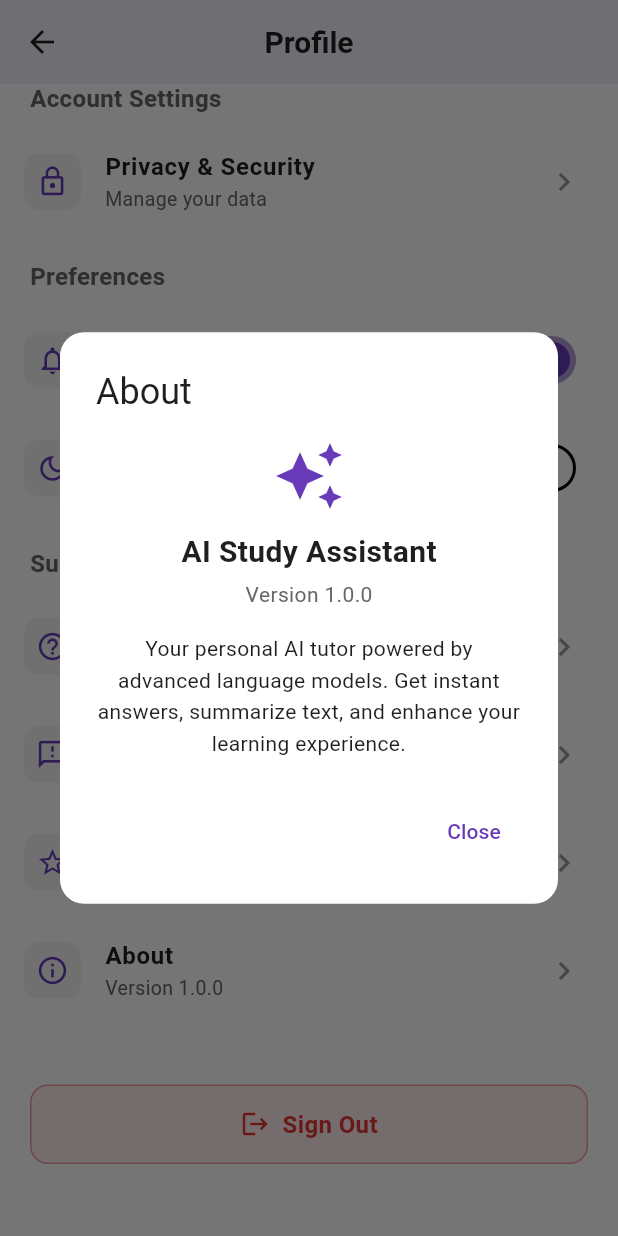
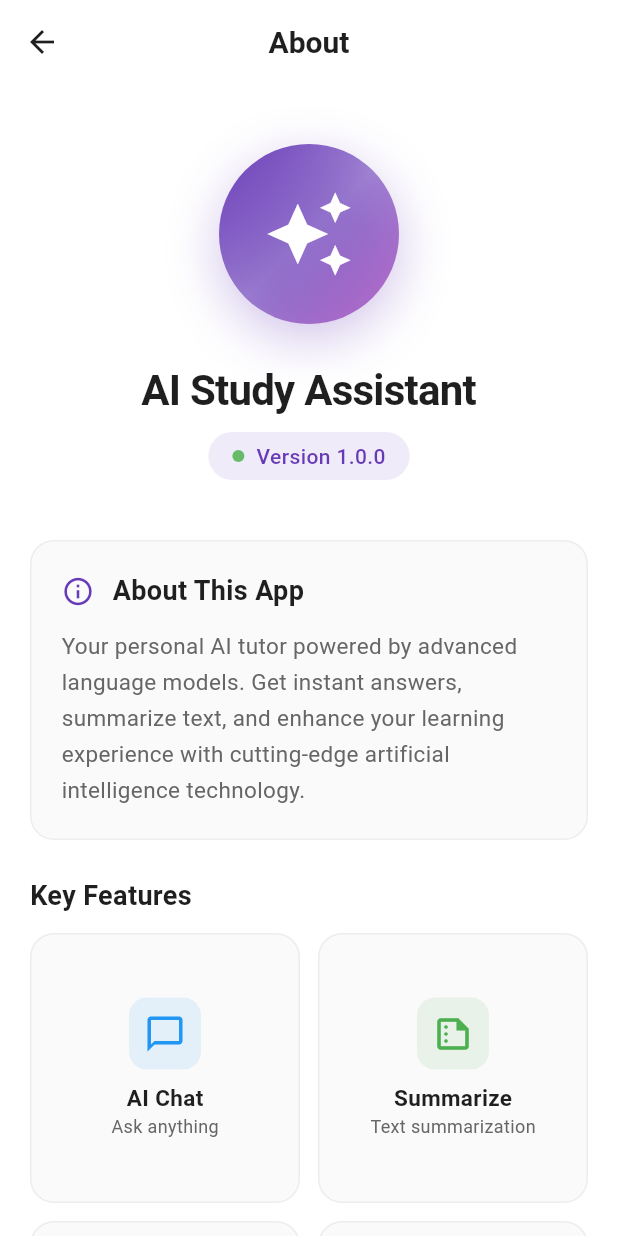
Before and after one commit to swensum/AI_Study, a Flutter app: the ProfileScreen screen opened directly, scrolled down 314 dp, after a tap on "About", on a phone screen of 412 x 824 dp. Run offline on Flutter 3.47's test engine with Material 3 defaults, Android fonts, the phone set to English and light mode, and no system bars; our stand-ins replace cloud_firestore, firebase_auth, firebase_core, flutter_dotenv, google_sign_in, shared_preferences; accounts and stored records are empty.

Commit message:
adding about page

```diff
--- /dev/null
+++ b/lib/screens/about.dart
@@ -0,0 +1,538 @@
+import 'package:flutter/material.dart';
+import 'package:provider/provider.dart';
+import 'package:study_assistant/widgets/theme.dart';
+
+class AboutPage extends StatelessWidget {
+  const AboutPage({super.key});
+
+  @override
+  Widget build(BuildContext context) {
+    final themeProvider = Provider.of<ThemeProvider>(context);
+    final colors = themeProvider.colors;
+    final isDarkMode = themeProvider.isDarkMode;
+
+    return Scaffold(
+      backgroundColor: colors.background,
+      appBar: AppBar(
+        backgroundColor: colors.background,
+        elevation: 0,
+        leading: IconButton(
+          icon: Icon(Icons.arrow_back, color: colors.text),
+          onPressed: () => Navigator.pop(context),
+        ),
+        title: Text(
+          'About',
+          style: TextStyle(
+            fontSize: 20,
+            fontWeight: FontWeight.w600,
+            color: colors.text,
+          ),
+        ),
+        centerTitle: true,
+      ),
+      body: SingleChildScrollView(
+        child: Column(
+          children: [
+            // Hero Section with Logo
+            Container(
+              padding: const EdgeInsets.symmetric(vertical: 40),
+              child: Column(
+                children: [
+                  // Animated gradient container
+                  Container(
+                    width: 120,
+                    height: 120,
+                    decoration: BoxDecoration(
+                      gradient: LinearGradient(
+                        colors: [
+                          colors.primary,
+                          colors.primary.withOpacity(0.6),
+                          Colors.purple.shade300,
+                        ],
+                        begin: Alignment.topLeft,
+                        end: Alignment.bottomRight,
+                      ),
+                      shape: BoxShape.circle,
+                      boxShadow: [
+                        BoxShadow(
+                          color: colors.primary.withOpacity(0.3),
+                          blurRadius: 30,
+                          offset: const Offset(0, 10),
+                        ),
+                      ],
+                    ),
+                    child: const Center(
+                      child: Icon(
+                        Icons.auto_awesome,
+                        size: 60,
+                        color: Colors.white,
+                      ),
+                    ),
+                  ),
+                  const SizedBox(height: 24),
+                  Text(
+                    'AI Study Assistant',
+                    style: TextStyle(
+                      fontSize: 28,
+                      fontWeight: FontWeight.bold,
+                      color: colors.text,
+                      letterSpacing: -0.5,
+                    ),
+                  ),
+                  const SizedBox(height: 8),
+                  Container(
+                    padding: const EdgeInsets.symmetric(
+                      horizontal: 16,
+                      vertical: 6,
+                    ),
+                    decoration: BoxDecoration(
+                      color: colors.primary.withOpacity(0.1),
+                      borderRadius: BorderRadius.circular(20),
+                    ),
+                    child: Row(
+                      mainAxisSize: MainAxisSize.min,
+                      children: [
+                        Container(
+                          width: 8,
+                          height: 8,
+                          decoration: BoxDecoration(
+                            color: Colors.green.shade400,
+                            shape: BoxShape.circle,
+                          ),
+                        ),
+                        const SizedBox(width: 8),
+                        Text(
+                          'Version 1.0.0',
+                          style: TextStyle(
+                            fontSize: 14,
+                            color: colors.primary,
+                            fontWeight: FontWeight.w500,
+                          ),
+                        ),
+                      ],
+                    ),
+                  ),
+                ],
+              ),
+            ),
+
+            // Description Card
+            Padding(
+              padding: const EdgeInsets.symmetric(horizontal: 20),
+              child: Container(
+                padding: const EdgeInsets.all(20),
+                decoration: BoxDecoration(
+                  color: isDarkMode ? colors.card : Colors.grey.shade50,
+                  borderRadius: BorderRadius.circular(16),
+                  border: Border.all(
+                    color: colors.border.withOpacity(0.5),
+                  ),
+                ),
+                child: Column(
+                  crossAxisAlignment: CrossAxisAlignment.start,
+                  children: [
+                    Row(
+                      children: [
+                        Icon(
+                          Icons.info_outline,
+                          color: colors.primary,
+                          size: 22,
+                        ),
+                        const SizedBox(width: 12),
+                        Text(
+                          'About This App',
+                          style: TextStyle(
+                            fontSize: 18,
+                            fontWeight: FontWeight.bold,
+                            color: colors.text,
+                          ),
+                        ),
+                      ],
+                    ),
+                    const SizedBox(height: 12),
+                    Text(
+                      'Your personal AI tutor powered by advanced language models. Get instant answers, summarize text, and enhance your learning experience with cutting-edge artificial intelligence technology.',
+                      style: TextStyle(
+                        fontSize: 15,
+                        height: 1.6,
+                        color: colors.subtext,
+                      ),
+                    ),
+                  ],
+                ),
+              ),
+            ),
+
+            const SizedBox(height: 24),
+
+            // Feature Cards Grid
+            Padding(
+              padding: const EdgeInsets.symmetric(horizontal: 20),
+              child: Column(
+                crossAxisAlignment: CrossAxisAlignment.start,
+                children: [
+                  Padding(
+                    padding: const EdgeInsets.only(bottom: 12),
+                    child: Text(
+                      'Key Features',
+                      style: TextStyle(
+                        fontSize: 18,
+                        fontWeight: FontWeight.bold,
+                        color: colors.text,
+                      ),
+                    ),
+                  ),
+                  GridView.count(
+                    crossAxisCount: 2,
+                    crossAxisSpacing: 12,
+                    mainAxisSpacing: 12,
+                    shrinkWrap: true,
+                    physics: const NeverScrollableScrollPhysics(),
+                    children: [
+                      _buildFeatureCard(
+                        context,
+                        icon: Icons.chat_bubble_outline,
+                        title: 'AI Chat',
+                        description: 'Ask anything',
+                        color: Colors.blue,
+                      ),
+                      _buildFeatureCard(
+                        context,
+                        icon: Icons.summarize_outlined,
+                        title: 'Summarize',
+                        description: 'Text summarization',
+                        color: Colors.green,
+                      ),
+                      _buildFeatureCard(
+                        context,
+                        icon: Icons.translate_outlined,
+                        title: 'Translate',
+                        description: 'Multi-language',
+                        color: Colors.purple,
+                      ),
+                      _buildFeatureCard(
+                        context,
+                        icon: Icons.lightbulb_outline,
+                        title: 'Smart Tips',
+                        description: 'Study suggestions',
+                        color: Colors.orange,
+                      ),
+                    ],
+                  ),
+                ],
+              ),
+            ),
+
+            const SizedBox(height: 24),
+
+            // Why Choose Us Section (Replacing Powered By)
+            Padding(
+              padding: const EdgeInsets.symmetric(horizontal: 20),
+              child: Container(
+                padding: const EdgeInsets.all(20),
+                decoration: BoxDecoration(
+                  gradient: LinearGradient(
+                    colors: [
+                      colors.primary.withOpacity(0.08),
+                      colors.primary.withOpacity(0.02),
+                    ],
+                    begin: Alignment.topLeft,
+                    end: Alignment.bottomRight,
+                  ),
+                  borderRadius: BorderRadius.circular(16),
+                  border: Border.all(
+                    color: colors.primary.withOpacity(0.15),
+                  ),
+                ),
+                child: Column(
+                  crossAxisAlignment: CrossAxisAlignment.start,
+                  children: [
+                    Row(
+                      children: [
+                        Icon(
+                          Icons.star_outline,
+                          color: colors.primary,
+                          size: 22,
+                        ),
+                        const SizedBox(width: 12),
+                        Text(
+                          'Why Choose Us',
+                          style: TextStyle(
+                            fontSize: 18,
+                            fontWeight: FontWeight.bold,
+                            color: colors.text,
+                          ),
+                        ),
+                      ],
+                    ),
+                    const SizedBox(height: 16),
+                    _buildWhyChooseItem(
+                      context,
+                      icon: Icons.speed,
+                      title: 'Fast & Accurate',
+                      description: 'Get instant responses with high accuracy powered by cutting-edge AI.',
+                    ),
+                    _buildWhyChooseItem(
+                      context,
+                      icon: Icons.security,
+                      title: 'Privacy First',
+                      description: 'Your data is secure and never shared with third parties.',
+                    ),
+                    _buildWhyChooseItem(
+                      context,
+                      icon: Icons.school,
+                      title: 'Smart Learning',
+                      description: 'Adaptive learning techniques to help you understand better.',
+                    ),
+                    _buildWhyChooseItem(
+                      context,
+                      icon: Icons.devices,
+                      title: 'Cross-Platform',
+                      description: 'Access your study assistant anywhere, anytime.',
+                    ),
+                  ],
+                ),
+              ),
+            ),
+
+            const SizedBox(height: 24),
+
+            // Stats Section
+            Padding(
+              padding: const EdgeInsets.symmetric(horizontal: 20),
+              child: Container(
+                padding: const EdgeInsets.all(20),
+                decoration: BoxDecoration(
+                  gradient: LinearGradient(
+                    colors: [
+                      colors.primary.withOpacity(0.1),
+                      colors.primary.withOpacity(0.05),
+                    ],
+                    begin: Alignment.topLeft,
+                    end: Alignment.bottomRight,
+                  ),
+                  borderRadius: BorderRadius.circular(16),
+                  border: Border.all(
+                    color: colors.primary.withOpacity(0.2),
+                  ),
+                ),
+                child: Row(
+                  mainAxisAlignment: MainAxisAlignment.spaceAround,
+                  children: [
+                    _buildStatItem(
+                      context,
+                      number: '10K+',
+                      label: 'Users',
+                    ),
+                    Container(
+                      width: 1,
+                      height: 40,
+                      color: colors.border,
+                    ),
+                    _buildStatItem(
+                      context,
+                      number: '50K+',
+                      label: 'Questions',
+                    ),
+                    Container(
+                      width: 1,
+                      height: 40,
+                      color: colors.border,
+                    ),
+                    _buildStatItem(
+                      context,
+                      number: '95%',
+                      label: 'Satisfaction',
+                    ),
+                  ],
+                ),
+              ),
+            ),
+
+            const SizedBox(height: 32),
+
+            // Footer
+            Container(
+              padding: const EdgeInsets.symmetric(vertical: 20),
+              width: double.infinity,
+              decoration: BoxDecoration(
+                gradient: LinearGradient(
+                  colors: [
+                    colors.background,
+                    colors.primary.withOpacity(0.05),
+                  ],
+                  begin: Alignment.topCenter,
+                  end: Alignment.bottomCenter,
+                ),
+              ),
+              child: Column(
+                children: [
+                  Text(
+                    'Made with ❤️ by Study Assistant Team',
+                    style: TextStyle(
+                      fontSize: 14,
+                      color: colors.subtext,
+                      fontWeight: FontWeight.w500,
+                    ),
+                  ),
+                  const SizedBox(height: 4),
+                  Text(
+                    '© 2026 All Rights Reserved',
+                    style: TextStyle(
+                      fontSize: 12,
+                      color: colors.hint,
+                    ),
+                  ),
+                ],
+              ),
+            ),
+
+            const SizedBox(height: 16),
+          ],
+        ),
+      ),
+    );
+  }
+
+  Widget _buildFeatureCard(
+    BuildContext context, {
+    required IconData icon,
+    required String title,
+    required String description,
+    required Color color,
+  }) {
+    final themeProvider = Provider.of<ThemeProvider>(context);
+    final colors = themeProvider.colors;
+    final isDarkMode = themeProvider.isDarkMode;
+
+    return Container(
+      padding: const EdgeInsets.all(16),
+      decoration: BoxDecoration(
+        color: isDarkMode ? colors.card : Colors.grey.shade50,
+        borderRadius: BorderRadius.circular(16),
+        border: Border.all(
+          color: colors.border.withOpacity(0.5),
+        ),
+      ),
+      child: Column(
+        mainAxisAlignment: MainAxisAlignment.center,
+        children: [
+          Container(
+            padding: const EdgeInsets.all(10),
+            decoration: BoxDecoration(
+              color: color.withOpacity(0.1),
+              borderRadius: BorderRadius.circular(12),
+            ),
+            child: Icon(
+              icon,
+              color: color,
+              size: 28,
+            ),
+          ),
+          const SizedBox(height: 8),
+          Text(
+            title,
+            style: TextStyle(
+              fontSize: 15,
+              fontWeight: FontWeight.bold,
+              color: colors.text,
+            ),
+          ),
+          Text(
+            description,
+            style: TextStyle(
+              fontSize: 12,
+              color: colors.subtext,
+            ),
+          ),
+        ],
+      ),
+    );
+  }
+
+  Widget _buildWhyChooseItem(
+    BuildContext context, {
+    required IconData icon,
+    required String title,
+    required String description,
+  }) {
+    final themeProvider = Provider.of<ThemeProvider>(context);
+    final colors = themeProvider.colors;
+
+    return Padding(
+      padding: const EdgeInsets.only(bottom: 16),
+      child: Row(
+        crossAxisAlignment: CrossAxisAlignment.start,
+        children: [
+          Container(
+            margin: const EdgeInsets.only(top: 2),
+            padding: const EdgeInsets.all(6),
+            decoration: BoxDecoration(
+              color: colors.primary.withOpacity(0.1),
+              borderRadius: BorderRadius.circular(8),
+            ),
+            child: Icon(
+              icon,
+              size: 18,
+              color: colors.primary,
+            ),
+          ),
+          const SizedBox(width: 12),
+          Expanded(
+            child: Column(
+              crossAxisAlignment: CrossAxisAlignment.start,
+              children: [
+                Text(
+                  title,
+                  style: TextStyle(
+                    fontSize: 14,
+                    fontWeight: FontWeight.w600,
+                    color: colors.text,
+                  ),
+                ),
+                const SizedBox(height: 2),
+                Text(
+                  description,
+                  style: TextStyle(
+                    fontSize: 13,
+                    color: colors.subtext,
+                    height: 1.4,
+                  ),
+                ),
+              ],
+            ),
+          ),
+        ],
+      ),
+    );
+  }
+
+  Widget _buildStatItem(
+    BuildContext context, {
+    required String number,
+    required String label,
+  }) {
+    final themeProvider = Provider.of<ThemeProvider>(context);
+    final colors = themeProvider.colors;
+
+    return Column(
+      children: [
+        Text(
+          number,
+          style: TextStyle(
+            fontSize: 22,
+            fontWeight: FontWeight.bold,
+            color: colors.primary,
+          ),
+        ),
+        Text(
+          label,
+          style: TextStyle(
+            fontSize: 13,
+            color: colors.subtext,
+          ),
+        ),
+      ],
+    );
+  }
+}
--- a/lib/screens/profilescreen.dart
+++ b/lib/screens/profilescreen.dart
@@ -1,6 +1,7 @@
 import 'package:firebase_auth/firebase_auth.dart';
 import 'package:flutter/material.dart';
 import 'package:provider/provider.dart';
+import 'package:study_assistant/screens/about.dart';
 import 'package:study_assistant/screens/editprofile.dart';
 import 'package:study_assistant/services/auth_services.dart';
 import 'package:study_assistant/widgets/theme.dart';
@@ -103,7 +104,10 @@ class _ProfileScreenState extends State<ProfileScreen> {
   title: 'About',
   subtitle: 'Version 1.0.0',
   onTap: () {
-                _showAboutDialog(context);
+    Navigator.push(
+      context,
+      MaterialPageRoute(builder: (context) => const AboutPage()),
+    );
   },
 ),
 
@@ -574,46 +578,4 @@ class _ProfileScreenState extends State<ProfileScreen> {
     );
   }
 
-  void _showAboutDialog(BuildContext context) {
-    final themeProvider = Provider.of<ThemeProvider>(context);
-    final colors = themeProvider.colors;
-
-    showDialog(
-      context: context,
-      builder: (context) => AlertDialog(
-        backgroundColor: colors.surface,
-        title: Text('About', style: TextStyle(color: colors.text)),
-        content: Column(
-          mainAxisSize: MainAxisSize.min,
-          children: [
-            Icon(Icons.auto_awesome, size: 48, color: colors.primary),
-            const SizedBox(height: 12),
-            Text(
-              'AI Study Assistant',
-              style: TextStyle(
-                fontSize: 20,
-                fontWeight: FontWeight.bold,
-                color: colors.text,
-              ),
-            ),
-            const SizedBox(height: 4),
-            Text('Version 1.0.0', style: TextStyle(color: colors.subtext)),
-            const SizedBox(height: 16),
-            Text(
-              'Your personal AI tutor powered by advanced language models. Get instant answers, summarize text, and enhance your learning experience.',
-              textAlign: TextAlign.center,
-              style: TextStyle(color: colors.text, height: 1.5),
-            ),
-          ],
-        ),
-        shape: RoundedRectangleBorder(borderRadius: BorderRadius.circular(16)),
-        actions: [
-          TextButton(
-            onPressed: () => Navigator.pop(context),
-            child: Text('Close', style: TextStyle(color: colors.primary)),
-          ),
-        ],
-      ),
-    );
 }
-}
```
Lines whose indentation alone changed are shown as unchanged.
